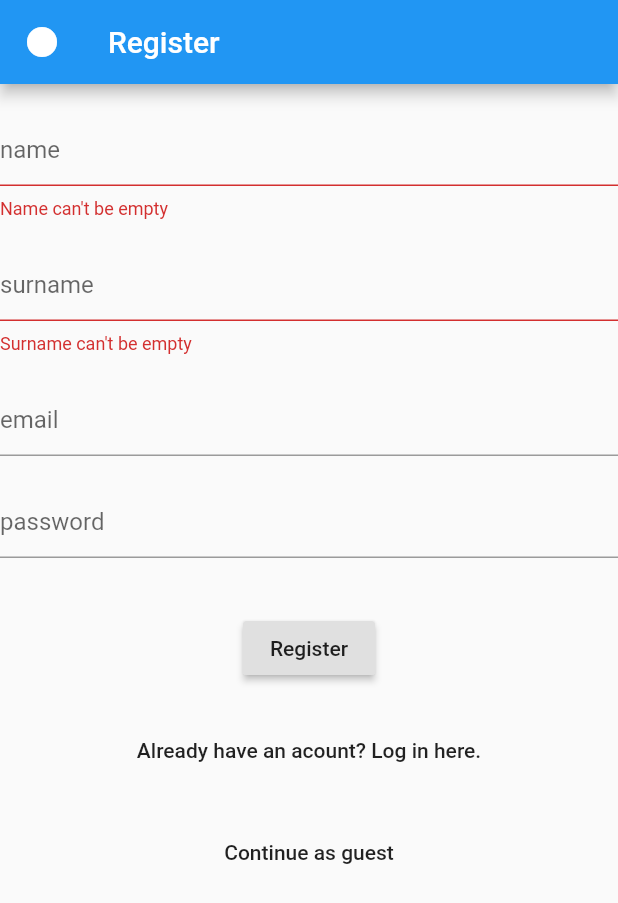
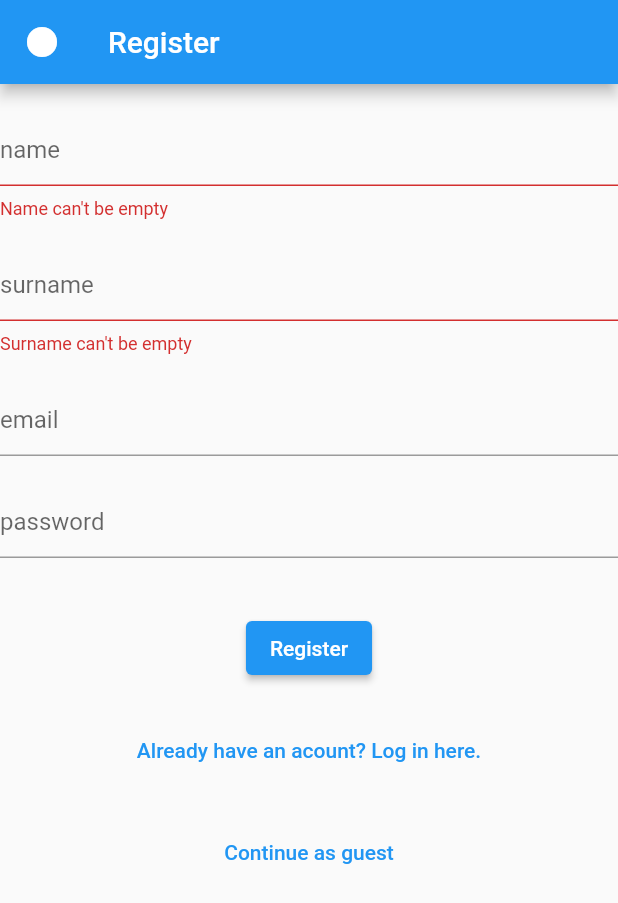
Before and after one commit to kfranic1/Rankless, a Flutter app: the Authenticate screen opened directly, after a tap on "Register", on a phone screen of 412 x 824 dp. Shown: the top 903 px of the screen. Run offline on Flutter 3.47's test engine with Material 2 defaults, Android fonts, the light colour scheme and no system bars; our stand-ins replace cloud_firestore, country_code_picker, dropdown_search, firebase_auth, firebase_core, flutter_tags; missing offline and left inert: customtogglebuttons, searchable_dropdown; accounts and stored records are empty.

```diff
--- a/lib/Launch/log_in.dart
+++ b/lib/Launch/log_in.dart
@@ -61,7 +61,7 @@ class _LogInState extends State<LogIn> {
                       SizedBox(
                         height: 20,
                       ),
-                      RaisedButton(
+                      ElevatedButton(
                         child: Text("Log In"),
                         onPressed: () async {
                           if (_formKey.currentState.validate()) {
@@ -82,7 +82,7 @@ class _LogInState extends State<LogIn> {
                       SizedBox(
                         height: 20,
                       ),
-                      FlatButton(
+                      TextButton(
                           onPressed: widget.toogleView,
                           child: Text("Don't have an account? Register here."))
                     ],
--- a/lib/Launch/register.dart
+++ b/lib/Launch/register.dart
@@ -92,7 +92,7 @@ class _RegisterState extends State<Register> {
                       SizedBox(
                         height: 10,
                       ),
-                      RaisedButton(
+                      ElevatedButton(
                         child: Text("Register"),
                         onPressed: () async {
                           if (_formKey.currentState.validate()) {
@@ -116,14 +116,14 @@ class _RegisterState extends State<Register> {
                 SizedBox(
                   height: 20,
                 ),
-                FlatButton(
+                TextButton(
                   child: Text("Already have an acount? Log in here."),
                   onPressed: widget.toogleView,
                 ),
                 SizedBox(
                   height: 20,
                 ),
-                FlatButton(
+                TextButton(
                   child: Text("Continue as guest"),
                   onPressed: () async {
                     setState(() => loading = true);
--- a/lib/Survey/Question.dart
+++ b/lib/Survey/Question.dart
@@ -1,5 +1,3 @@
-import 'package:rankless/User/Employee.dart';
-
 enum TYPE { Text, RadioButton, Checkbox }
 
 class Question {
--- a/lib/Survey/QuestionUIAnswer.dart
+++ b/lib/Survey/QuestionUIAnswer.dart
@@ -16,7 +16,7 @@ class QuestionUIAnswer extends StatefulWidget {
 class _QuestionUIAnswerState extends State<QuestionUIAnswer> {
   // TYPE answerType;
   // String singleAnswer;
-  List<String> answerText = new List<String>();
+  List<String> answerText = [];
   String _chosen;
   int mask = 0;
   @override
--- a/lib/Survey/QuestionUICreate.dart
+++ b/lib/Survey/QuestionUICreate.dart
@@ -6,7 +6,7 @@ import 'package:rankless/shared/Interface.dart';
 
 class QuestionUICreate extends StatefulWidget {
   Question _question = new Question();
-  List<TextEditingController> _controllers = new List<TextEditingController>();
+  List<TextEditingController> _controllers = [];
 
   @override
   _QuestionUICreateState createState() =>
@@ -41,7 +41,7 @@ class _QuestionUICreateState extends State<QuestionUICreate> {
   _QuestionUICreateState(this._question, this._controllers);
 
   Question _question;
-  List<TextEditingController> _controllers = new List<TextEditingController>();
+  List<TextEditingController> _controllers = [];
 
   List<bool> _answerTypes = List.generate(3, (_) => false);
   Widget _proba = Text('');
--- a/lib/User/Company.dart
+++ b/lib/User/Company.dart
@@ -10,10 +10,10 @@ class Company {
   //SLIKA
   String description;
   String country;
-  List<Employee> employees = List<Employee>();
+  List<Employee> employees = [];
   //List<Survey> surveys;
-  List<Post> posts = List<Post>();
-  List<String> roles = List<String>();
+  List<Post> posts = [];
+  List<String> roles = [];
   Employee me;
 
   CollectionReference companiesCollection =
--- a/lib/User/Employee.dart
+++ b/lib/User/Employee.dart
@@ -7,7 +7,7 @@ class Employee {
   String surname;
   String companyUid;
   String email;
-  List<String> roles = List<String>();
+  List<String> roles = [];
   List<String> pendingSurveys = [];
   String request = '';
   //List<Komentar> comments;
--- a/lib/User/JoinCompany.dart
+++ b/lib/User/JoinCompany.dart
@@ -84,8 +84,7 @@ class _JoinCompanyState extends State<JoinCompany> {
                     },
                   ),
                   SizedBox(height: 20),
-                  FlatButton(
-                    color: Colors.green[300],
+                  TextButton(
                     child: Text("Send request"),
                     onPressed: () {
                       setState(() {
--- a/lib/User/createCompany.dart
+++ b/lib/User/createCompany.dart
@@ -6,7 +6,7 @@ import 'Company.dart';
 import 'Employee.dart';
 
 class CreateCompany extends StatefulWidget {
-  Employee employee;
+  final Employee employee;
   CreateCompany(this.employee);
   @override
   _CreateCompanyState createState() => _CreateCompanyState();
@@ -125,7 +125,7 @@ class _CreateCompanyState extends State<CreateCompany> {
                           SizedBox(
                             height: 10,
                           ),
-                          RaisedButton(
+                          ElevatedButton(
                             child: Text("Register Company with this data"),
                             onPressed: () async {
                               if (_formKey.currentState.validate()) {
--- a/lib/Launch/main.dart
+++ b/lib/main.dart
@@ -6,8 +6,8 @@ import 'package:rankless/Survey/SurveyUI.dart';
 import 'package:rankless/Launch/auth.dart';
 import 'package:rankless/Launch/wrapper.dart';
 
-import '../Survey/Survey.dart';
-import '../testing.dart';
+import 'Survey/Survey.dart';
+import 'testing.dart';
 
 void main() {
   WidgetsFlutterBinding.ensureInitialized();
@@ -22,7 +22,7 @@ class AppStarter extends StatelessWidget {
 //#region testiranje
   //ako zelite testirat nesto samo u test stavite true i u testing ime widgeta kojeg testirate
 
-  final bool test = false;
+  final bool test = true;
   final Widget testing = SurveyUI(survey);
 //#endregion
   @override
--- a/lib/shared/custom_app_bar.dart
+++ b/lib/shared/custom_app_bar.dart
@@ -13,19 +13,31 @@ class CustomAppBar {
         employee == null
             ? Container()
             : employee.anonymus
-                ? FlatButton.icon(
+                ? TextButton.icon(
                     onPressed: () async {
                       await _auth.signOut();
                     },
-                    icon: Icon(Icons.login),
-                    label: Text("login"),
+                    icon: Icon(
+                      Icons.login,
+                      color: Colors.white,
+                    ),
+                    label: Text(
+                      "login",
+                      style: TextStyle(color: Colors.white),
+                    ),
                   )
-                : FlatButton.icon(
+                : TextButton.icon(
                     onPressed: () async {
                       await _auth.signOut();
                     },
-                    icon: Icon(Icons.logout),
-                    label: Text("logut"),
+                    icon: Icon(
+                      Icons.logout,
+                      color: Colors.white,
+                    ),
+                    label: Text(
+                      "logut",
+                      style: TextStyle(color: Colors.white),
+                    ),
                   ),
       ],
     );
```
Also changed, not shown: lib/Survey/SurveyUI.dart (+16 -20 lines), lib/User/EmployeeHomeScreen.dart (+3 -5 lines), pubspec.yaml (+4 -3 lines), pubspec.lock, 10 other files.
